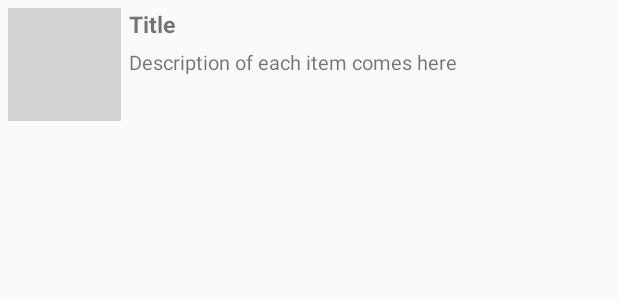
After one commit to manoggupta/SaltSideAssignment, an Android app: the layout item_view.xml on its own in the app's theme, with its tools: preview values and no code run, on a phone screen of 412 x 824 dp. The commit adds this screen. Shown: the top 300 px of the screen. Run offline under Robolectric (Android 15) with nearby library versions, the phone set to English and light mode, and no system bars; network calls fail.

Commit message:
Download data and display list using RecyclerView

```diff
--- a/app/build.gradle
+++ b/app/build.gradle
@@ -28,4 +28,7 @@ dependencies {
     testCompile 'junit:junit:4.12'
 
     compile 'com.android.volley:volley:1.0.0'
+    compile 'com.android.support:recyclerview-v7:25.2.0'
+    compile 'com.android.support:design:25.2.0'
+    compile 'com.google.code.gson:gson:2.8.0'
 }
--- a/app/src/main/java/com/android/saltside/util/LruBitmapCache.java
+++ b/app/src/main/java/com/android/saltside/util/LruBitmapCache.java
@@ -37,6 +37,8 @@ public class LruBitmapCache extends LruCache<String, Bitmap> implements
 
     @Override
     public void putBitmap(String url, Bitmap bitmap) {
-        put(url, bitmap);
+        if (bitmap != null) {
+            put(url, bitmap);
+        }
     }
 }
--- /dev/null
+++ b/app/src/main/res/layout/item_view.xml
@@ -0,0 +1,43 @@
+<?xml version="1.0" encoding="utf-8"?>
+<RelativeLayout xmlns:android="http://schemas.android.com/apk/res/android"
+    android:layout_width="match_parent"
+    android:layout_height="wrap_content"
+    android:padding="@dimen/five_dp"
+    xmlns:tools="http://schemas.android.com/tools">
+
+    <com.android.volley.toolbox.NetworkImageView
+        android:id="@+id/imageView"
+        android:background="@color/grey"
+        android:layout_width="@dimen/image_width"
+        android:scaleType="fitXY"
+        android:layout_height="@dimen/image_height" />
+    <TextView
+        android:id="@+id/titleTv"
+        android:layout_width="wrap_content"
+        android:layout_height="wrap_content"
+        android:lines="1"
+        tools:text="Title"
+        android:textSize="@dimen/title_text_size"
+        android:layout_toRightOf="@id/imageView"
+        android:layout_toEndOf="@id/imageView"
+        android:layout_marginLeft="@dimen/five_dp"
+        android:layout_marginStart="@dimen/five_dp"
+        android:textStyle="bold"
+        />
+
+    <TextView
+        android:id="@+id/descTv"
+        tools:text="Description of each item comes here"
+        android:layout_width="wrap_content"
+        android:layout_height="wrap_content"
+        android:layout_toRightOf="@id/imageView"
+        android:layout_toEndOf="@id/imageView"
+        android:layout_below="@+id/titleTv"
+        android:maxLines="3"
+        android:ellipsize="end"
+        android:textSize="@dimen/desc_text_size"
+        android:layout_marginTop="@dimen/five_dp"
+        android:layout_marginLeft="@dimen/five_dp"
+        android:layout_marginStart="@dimen/five_dp"
+        />
+</RelativeLayout>
--- a/app/src/main/res/values/colors.xml
+++ b/app/src/main/res/values/colors.xml
@@ -3,4 +3,5 @@
     <color name="colorPrimary">#3F51B5</color>
     <color name="colorPrimaryDark">#303F9F</color>
     <color name="colorAccent">#FF4081</color>
+    <color name="grey">#D3D3D3</color>
 </resources>
--- a/app/src/main/res/values/dimens.xml
+++ b/app/src/main/res/values/dimens.xml
@@ -2,4 +2,9 @@
     <!-- Default screen margins, per the Android Design guidelines. -->
     <dimen name="activity_horizontal_margin">16dp</dimen>
     <dimen name="activity_vertical_margin">16dp</dimen>
+    <dimen name="five_dp">5dp</dimen>
+    <dimen name="desc_text_size">13sp</dimen>
+    <dimen name="title_text_size">15sp</dimen>
+    <dimen name="image_width">75dp</dimen>
+    <dimen name="image_height">75dp</dimen>
 </resources>
```
Also changed, not shown: app/src/main/java/com/android/saltside/SaltSideApp.java (+2 -16 lines), app/src/main/java/com/android/saltside/model/ItemData.java (added, +23 -0 lines), app/src/main/java/com/android/saltside/module/ListItemAdapter.java (added, +62 -0 lines), app/src/main/java/com/android/saltside/module/ListItemsActivity.java (+60 -1 lines), app/src/main/res/layout/activity_list_items.xml (+15 -9 lines).
